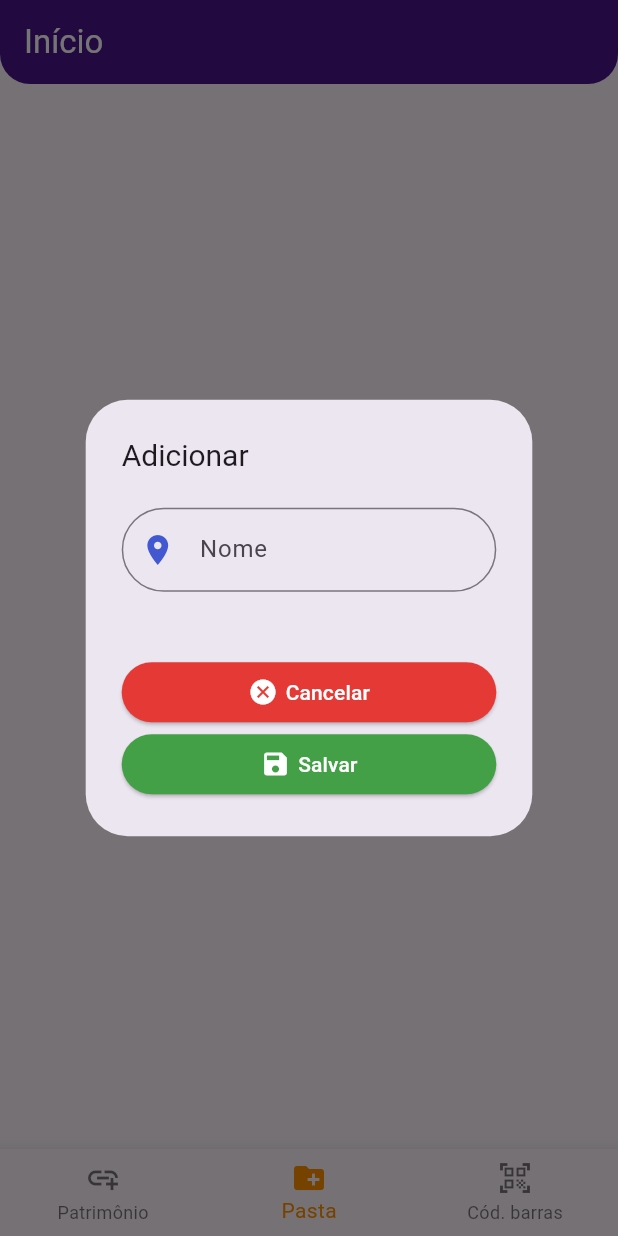
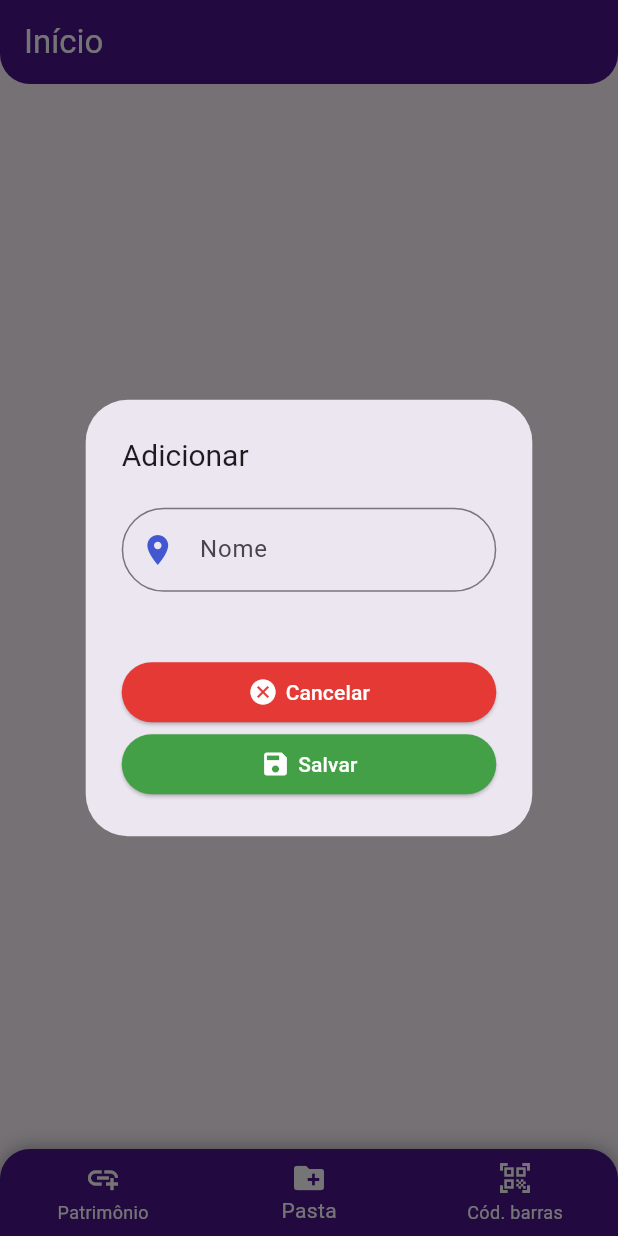
Before and after one commit to gitandol/coletor, a Flutter app: the screen it shows after launch, item 2 of the bottom bar chosen, on a phone screen of 412 x 824 dp. Run offline on Flutter 3.47's test engine with Material 3 defaults, Android fonts, the phone set to English and light mode, and no system bars; our stand-ins replace sqflite; missing offline and left inert: flutter_barcode_scanner; accounts and stored records are empty.

Commit message:
--style: modificado estilo do bottom navigation

```diff
--- /dev/null
+++ b/lib/core/default.dart
@@ -0,0 +1,3 @@
+import 'package:flutter/material.dart';
+
+Color primaryColor = Colors.purple.shade900;
--- a/lib/core/views/registro.dart
+++ b/lib/core/views/registro.dart
@@ -1,5 +1,7 @@
 import 'dart:async';
 
+import 'package:coletor_patrimonio/core/default.dart';
+import 'package:coletor_patrimonio/core/views/utils/bottomNavigation.dart';
 import 'package:flutter/material.dart';
 import 'package:flutter/services.dart';
 import 'package:flutter_barcode_scanner/flutter_barcode_scanner.dart';
@@ -97,8 +99,6 @@ class _RegistroViewState extends State<RegistroView> {
   bool isHome(){
     return widget.pai != null;
   }
-
-  Color primaryColor = Colors.purple.shade900;
 
   RoundedRectangleBorder appBarShap = const RoundedRectangleBorder(
     borderRadius: BorderRadius.only(
@@ -211,24 +211,19 @@ class _RegistroViewState extends State<RegistroView> {
           const Divider(),
         );
       }),
-      bottomNavigationBar: BottomNavigationBar(
-        items: const <BottomNavigationBarItem>[
-          BottomNavigationBarItem(
-            icon: Icon(Icons.add_link),
-            label: 'Patrimônio',
+      bottomNavigationBar: Container(
+        decoration: decoration,
+        child: ClipRRect(
+          borderRadius: borderRadius,
+          child: BottomNavigationBar(
+            items: navigationBarItem,
+            currentIndex: _selectedIndex,
+            selectedItemColor: Colors.white,
+            unselectedItemColor: Colors.white,
+            onTap: _onItemTapped,
+            backgroundColor: primaryColor,
           ),
-          BottomNavigationBarItem(
-            icon: Icon(Icons.create_new_folder),
-            label: 'Pasta',
-          ),
-          BottomNavigationBarItem(
-            icon: Icon(Icons.qr_code_scanner_outlined),
-            label: 'Cód. barras',
-          ),
-        ],
-        currentIndex: _selectedIndex,
-        selectedItemColor: Colors.amber[800],
-        onTap: _onItemTapped,
+        ),
       ),
     );
   }
--- /dev/null
+++ b/lib/core/views/utils/bottomNavigation.dart
@@ -0,0 +1,30 @@
+import 'package:flutter/material.dart';
+
+BoxDecoration decoration = BoxDecoration(
+  borderRadius: borderRadius,
+  boxShadow: const [
+    BoxShadow(color: Colors.black38, spreadRadius: 0, blurRadius: 10),
+  ],
+);
+
+
+BorderRadius borderRadius = const BorderRadius.only(
+  topLeft: Radius.circular(20.0),
+  topRight: Radius.circular(20.0),
+);
+
+
+List<BottomNavigationBarItem> navigationBarItem = const [
+  BottomNavigationBarItem(
+    icon: Icon(Icons.add_link),
+    label: 'Patrimônio',
+  ),
+  BottomNavigationBarItem(
+    icon: Icon(Icons.create_new_folder),
+    label: 'Pasta',
+  ),
+  BottomNavigationBarItem(
+    icon: Icon(Icons.qr_code_scanner_outlined),
+    label: 'Cód. barras',
+  ),
+];
--- a/pubspec.yaml
+++ b/pubspec.yaml
@@ -16,7 +16,7 @@ publish_to: 'none' # Remove this line if you wish to publish to pub.dev
 # https://developer.apple.com/library/archive/documentation/General/Reference/InfoPlistKeyReference/Articles/CoreFoundationKeys.html
 # In Windows, build-name is used as the major, minor, and patch parts
 # of the product and file versions while build-number is used as the build suffix.
-version: 1.0.3+1
+version: 1.0.4+1
 
 environment:
   sdk: '>=3.3.3 <4.0.0'
```
Also changed, not shown: 1 other file.
